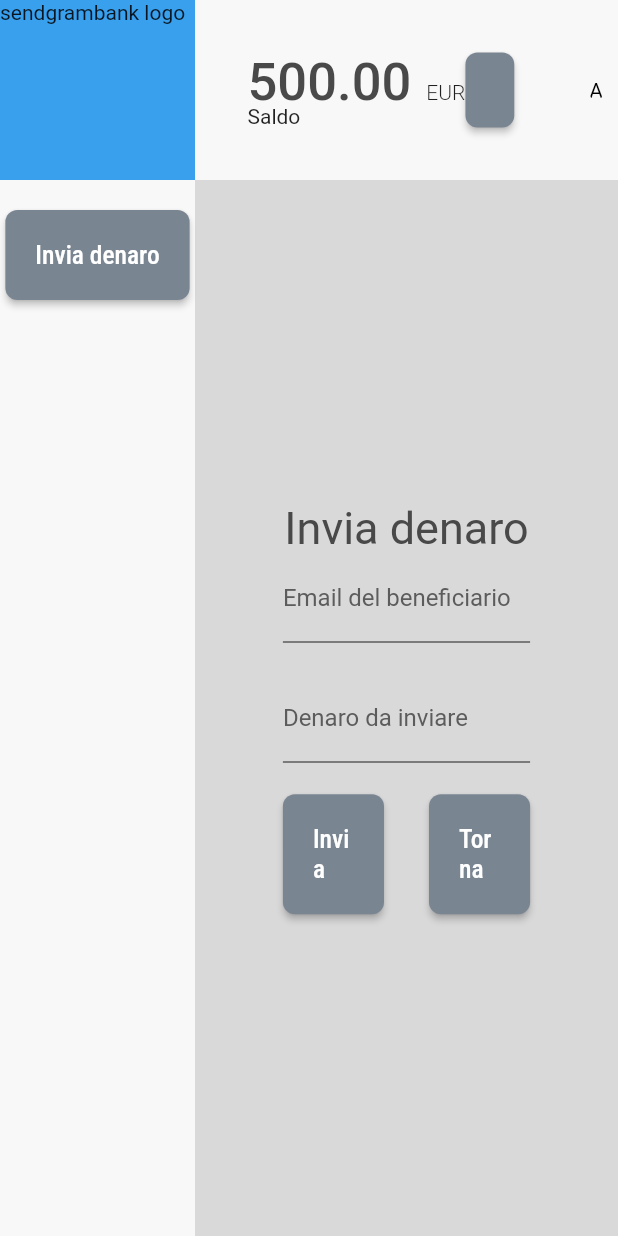
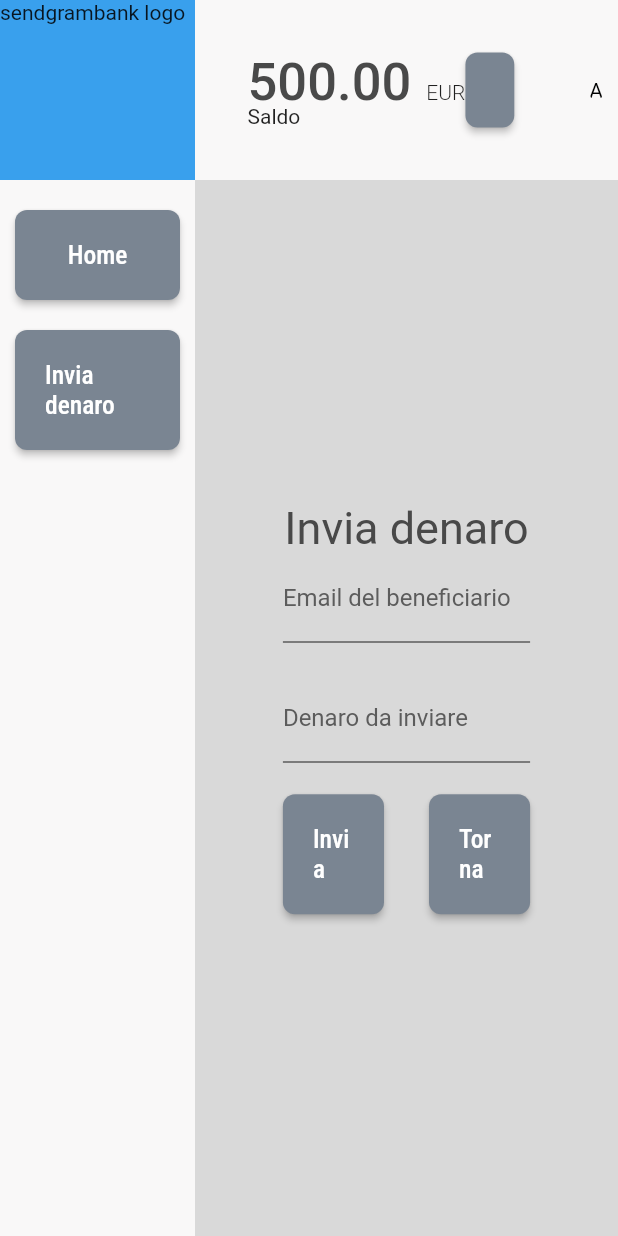
Before and after one commit to SendGram/SendgramBank, a Flutter app: the HomePage screen opened directly, scrolled down 104 dp, after a tap on "Invia denaro", on a phone screen of 412 x 824 dp. Run offline on Flutter 3.47's test engine with Material 2 defaults, Android fonts, the phone set to English and light mode, and no system bars; our stand-ins replace bloc, dio, fl_chart, flutter_bloc, google_fonts, hive; missing offline and left inert: jwt_decode, smart_flare, validators2; accounts and stored records are empty.

Commit message:
ADD: home button

```diff
--- a/sendgrambank/lib/pages/HomePage.dart
+++ b/sendgrambank/lib/pages/HomePage.dart
@@ -115,12 +115,25 @@ class HomePage extends StatelessWidget {
                     child: Column(
                       children: [
                         SizedBox(height: 20),
-                        CustomButton(
-                            text: "Invia denaro",
-                            onPressed: () {
-                              dashboardContentbloc
-                                  .add(DashboardContentEvent.TransactionEvent);
-                            })
+                        Container(
+                          width: 110,
+                          child: CustomButton(
+                              text: "Home",
+                              onPressed: () {
+                                dashboardContentbloc.add(
+                                    DashboardContentEvent.GraphContentEvent);
+                              }),
+                        ),
+                        SizedBox(height: 20),
+                        Container(
+                          width: 110,
+                          child: CustomButton(
+                              text: "Invia denaro",
+                              onPressed: () {
+                                dashboardContentbloc.add(
+                                    DashboardContentEvent.TransactionEvent);
+                              }),
+                        )
                       ],
                     ),
                   ),
```
